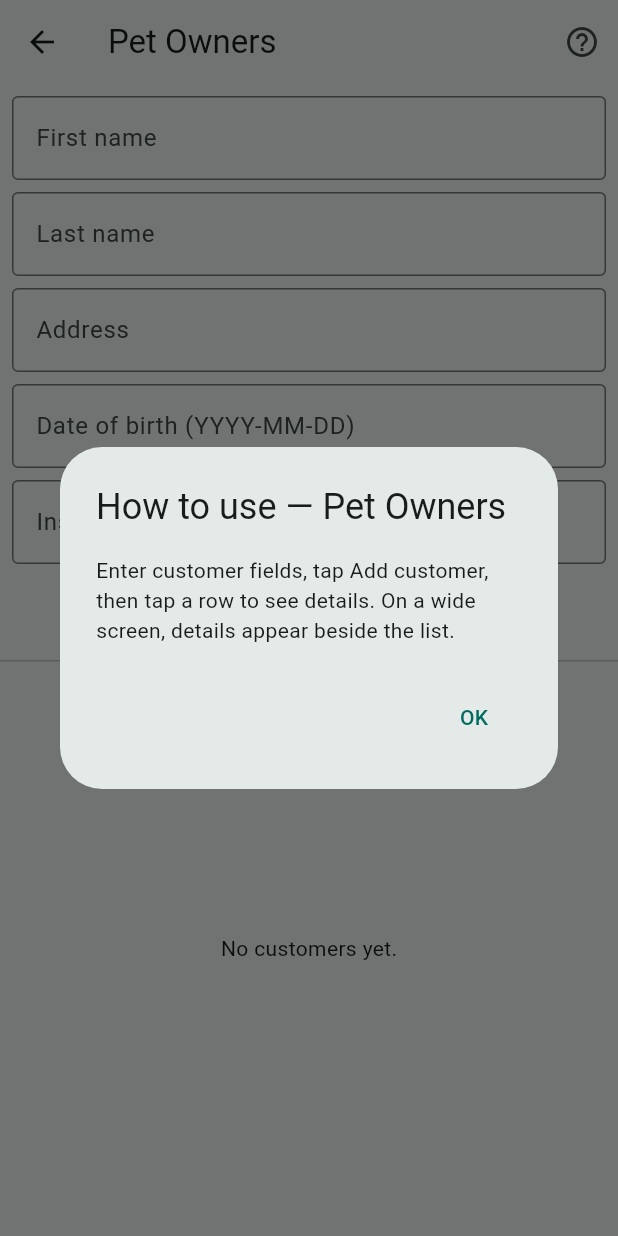
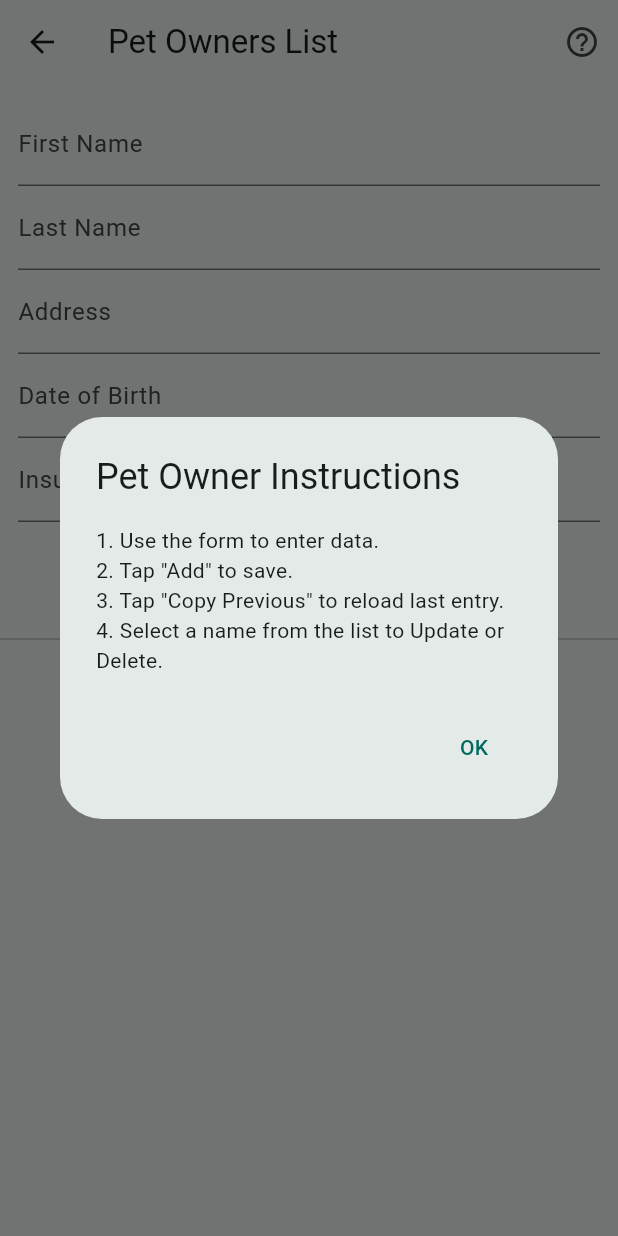
Before and after one commit to pedroperesteodoro/CST2335_Final_GroupProject, a Flutter app: the PetOwnerScreen screen opened directly, after a tap on the "help outline" icon, on a phone screen of 412 x 824 dp. Run offline on Flutter 3.47's test engine with Material 3 defaults, Android fonts, the phone set to English and light mode, and no system bars; our stand-ins replace floor, flutter_secure_storage, sqflite; accounts and stored records are empty; generated files the repository leaves out were written again.

Commit message:
Implemented CRUD operation and Encrypted storage

```diff
--- a/lib/screens/pet_owner_screen.dart
+++ b/lib/screens/pet_owner_screen.dart
@@ -1,12 +1,9 @@
 import 'package:flutter/material.dart';
-
+import 'package:flutter_secure_storage/flutter_secure_storage.dart';
 import '../data/database_holder.dart';
 import '../data/entities/pet_owner.dart';
 import '../widgets/reactive_layout.dart';
 
-/// **Pet Owners** module — base scaffold: form + [ListView], SQLite via Floor, responsive details.
-///
-/// Teammate extends this with EncryptedSharedPreferences, full validation, ActionBar help, i18n, etc.
 class PetOwnerScreen extends StatefulWidget {
   const PetOwnerScreen({super.key});
 
@@ -15,11 +12,11 @@ class PetOwnerScreen extends StatefulWidget {
 }
 
 class _PetOwnerScreenState extends State<PetOwnerScreen> {
-  /// Rows shown in the list (loaded from SQLite on open and after writes).
   List<PetOwner> _rows = [];
+  PetOwner? _selected;
 
-  /// When non-null on narrow screens, the UI shows the detail pane instead of the list.
-  PetOwner? _selected;
+  // Requirement #6: Use EncryptedSharedPreferences (Secure Storage in Flutter)
+  final _storage = const FlutterSecureStorage();
 
   final _first = TextEditingController();
   final _last = TextEditingController();
@@ -42,8 +39,8 @@ class _PetOwnerScreenState extends State<PetOwnerScreen> {
     _insurance.dispose();
     super.dispose();
   }
-///Vaibhav Tanwar
-  /// SQLite.txt: load list when the screen starts (async → `setState` when data returns).
+
+  /// Reloads list from SQLite and updates the UI.
   Future<void> _reloadFromDb() async {
     final dao = DatabaseHolder.instance.petOwnerDao;
     final list = await dao.findAll();
@@ -51,109 +48,139 @@ class _PetOwnerScreenState extends State<PetOwnerScreen> {
     setState(() => _rows = list);
   }
 
-  /// Minimal validation: assignment requires all except insurance before submit.
+  /// Requirement #6: Save typed data securely to copy later.
+  Future<void> _saveToEncryptedStorage() async {
+    await _storage.write(key: 'last_first', value: _first.text);
+    await _storage.write(key: 'last_last', value: _last.text);
+    await _storage.write(key: 'last_address', value: _address.text);
+    await _storage.write(key: 'last_dob', value: _dob.text);
+  }
+
+  /// Requirement #6: Load data from previous entry.
+  Future<void> _loadFromEncryptedStorage() async {
+    _first.text = await _storage.read(key: 'last_first') ?? "";
+    _last.text = await _storage.read(key: 'last_last') ?? "";
+    _address.text = await _storage.read(key: 'last_address') ?? "";
+    _dob.text = await _storage.read(key: 'last_dob') ?? "";
+
+    ScaffoldMessenger.of(context).showSnackBar(
+      const SnackBar(content: Text('Fields copied from previous customer.')),
+    );
+  }
+
+  /// Add Logic with Requirement #5 (AlertDialog & Snackbar)
   Future<void> _onAddPressed() async {
-    final first = _first.text.trim();
-    final last = _last.text.trim();
-    final address = _address.text.trim();
-    final dob = _dob.text.trim();
-    final ins = _insurance.text.trim();
-
-    if (first.isEmpty || last.isEmpty || address.isEmpty || dob.isEmpty) {
-      ScaffoldMessenger.of(context).showSnackBar(
-        const SnackBar(content: Text('Fill first name, last name, address, and DOB.')),
-      );
+    if (_first.text.isEmpty || _last.text.isEmpty || _address.text.isEmpty || _dob.text.isEmpty) {
+      // Requirement #5: Show AlertDialog for notification
+      _showSimpleDialog('Missing Data', 'Please fill all fields except Insurance.');
       return;
     }
 
     final row = PetOwner(
-      firstName: first,
-      lastName: last,
-      address: address,
-      dateOfBirth: dob,
-      insuranceNumber: ins.isEmpty ? null : ins,
+      firstName: _first.text,
+      lastName: _last.text,
+      address: _address.text,
+      dateOfBirth: _dob.text,
+      insuranceNumber: _insurance.text.isEmpty ? null : _insurance.text,
     );
 
     await DatabaseHolder.instance.petOwnerDao.insertPetOwner(row);
-    _first.clear();
-    _last.clear();
-    _address.clear();
-    _dob.clear();
-    _insurance.clear();
+    await _saveToEncryptedStorage(); // Save for future copying
+
+    _clearFields();
     await _reloadFromDb();
 
-    if (!mounted) return;
+    // Requirement #5: Show Snackbar
     ScaffoldMessenger.of(context).showSnackBar(
-      const SnackBar(content: Text('Pet owner saved to the database.')),
+      const SnackBar(content: Text('Customer successfully added!')),
     );
   }
 
-  /// Shows the course-required help text in a modal dialog (ActionBar item below).
-  void _showHelpDialog() {
-    showDialog<void>(
+  /// Logic to update an existing customer.
+  Future<void> _onUpdatePressed() async {
+    if (_selected == null) return;
+
+    final updated = PetOwner(
+      id: _selected!.id, // Keep the same ID to overwrite the row
+      firstName: _first.text,
+      lastName: _last.text,
+      address: _address.text,
+      dateOfBirth: _dob.text,
+      insuranceNumber: _insurance.text,
+    );
+
+    await DatabaseHolder.instance.petOwnerDao.updatePetOwner(updated);
+    await _reloadFromDb();
+    setState(() => _selected = updated);
+    ScaffoldMessenger.of(context).showSnackBar(
+      const SnackBar(content: Text('Customer information updated.')),
+    );
+  }
+
+  void _clearFields() {
+    _first.clear(); _last.clear(); _address.clear(); _dob.clear(); _insurance.clear();
+  }
+
+  void _showSimpleDialog(String title, String message) {
+    showDialog(
       context: context,
       builder: (c) => AlertDialog(
-        title: const Text('How to use — Pet Owners'),
-        content: const Text(
-          'Enter customer fields, tap Add customer, then tap a row to see details. '
-          'On a wide screen, details appear beside the list.',
+        title: Text(title),
+        content: Text(message),
+        actions: [TextButton(onPressed: () => Navigator.pop(c), child: const Text('OK'))],
       ),
-        actions: [
-          TextButton(onPressed: () => Navigator.pop(c), child: const Text('OK')),
-        ],
-      ),
+    );
+  }
+
+  /// Requirement #7: Help instructions in an AlertDialog.
+  void _showHelpDialog() {
+    _showSimpleDialog(
+      'Pet Owner Instructions',
+      '1. Use the form to enter data.\n2. Tap "Add" to save.\n3. Tap "Copy Previous" to reload last entry.\n4. Select a name from the list to Update or Delete.',
     );
   }
 
   Widget _buildListPane() {
     return Column(
-      crossAxisAlignment: CrossAxisAlignment.stretch,
       children: [
         Padding(
-          padding: const EdgeInsets.all(8),
+          padding: const EdgeInsets.all(12),
           child: Column(
             children: [
-              TextField(
-                controller: _first,
-                decoration: const InputDecoration(labelText: 'First name', border: OutlineInputBorder()),
+              TextField(controller: _first, decoration: const InputDecoration(labelText: 'First Name')),
+              TextField(controller: _last, decoration: const InputDecoration(labelText: 'Last Name')),
+              TextField(controller: _address, decoration: const InputDecoration(labelText: 'Address')),
+              TextField(controller: _dob, decoration: const InputDecoration(labelText: 'Date of Birth')),
+              TextField(controller: _insurance, decoration: const InputDecoration(labelText: 'Insurance #')),
+              const SizedBox(height: 10),
+              Row(
+                mainAxisAlignment: MainAxisAlignment.spaceEvenly,
+                children: [
+                  ElevatedButton(onPressed: _onAddPressed, child: const Text('Add')),
+                  OutlinedButton(onPressed: _loadFromEncryptedStorage, child: const Text('Copy Previous')),
+                ],
               ),
-              const SizedBox(height: 8),
-              TextField(
-                controller: _last,
-                decoration: const InputDecoration(labelText: 'Last name', border: OutlineInputBorder()),
-              ),
-              const SizedBox(height: 8),
-              TextField(
-                controller: _address,
-                decoration: const InputDecoration(labelText: 'Address', border: OutlineInputBorder()),
-              ),
-              const SizedBox(height: 8),
-              TextField(
-                controller: _dob,
-                decoration: const InputDecoration(labelText: 'Date of birth (YYYY-MM-DD)', border: OutlineInputBorder()),
-              ),
-              const SizedBox(height: 8),
-              TextField(
-                controller: _insurance,
-                decoration: const InputDecoration(labelText: 'Insurance # (optional)', border: OutlineInputBorder()),
-              ),
-              const SizedBox(height: 8),
-              FilledButton(onPressed: _onAddPressed, child: const Text('Add customer')),
             ],
           ),
         ),
-        const Divider(height: 1),
+        const Divider(),
         Expanded(
-          child: _rows.isEmpty
-              ? const Center(child: Text('No customers yet.'))
-              : ListView.builder(
+          child: ListView.builder(
             itemCount: _rows.length,
             itemBuilder: (context, i) {
               final r = _rows[i];
               return ListTile(
                 title: Text('${r.lastName}, ${r.firstName}'),
                 subtitle: Text(r.address),
-                      onTap: () => setState(() => _selected = r),
+                onTap: () {
+                  setState(() => _selected = r);
+                  // Populate fields for editing
+                  _first.text = r.firstName;
+                  _last.text = r.lastName;
+                  _address.text = r.address;
+                  _dob.text = r.dateOfBirth;
+                  _insurance.text = r.insuranceNumber ?? "";
+                },
               );
             },
           ),
@@ -163,51 +190,26 @@ class _PetOwnerScreenState extends State<PetOwnerScreen> {
   }
 
   Widget _buildDetailPane() {
-    final r = _selected;
-    if (r == null) {
-      return const Center(child: Text('Select a customer from the list.'));
-    }
+    if (_selected == null) return const Center(child: Text('Select a customer to view details.'));
     return Padding(
-      padding: const EdgeInsets.all(16),
+      padding: const EdgeInsets.all(20),
       child: Column(
-        crossAxisAlignment: CrossAxisAlignment.start,
         children: [
-          Text('Details', style: Theme.of(context).textTheme.titleLarge),
-          const SizedBox(height: 8),
-          Text('Name: ${r.firstName} ${r.lastName}'),
-          Text('Address: ${r.address}'),
-          Text('DOB: ${r.dateOfBirth}'),
-          Text('Insurance: ${r.insuranceNumber ?? '—'}'),
+          const Text('Customer Details', style: TextStyle(fontSize: 22, fontWeight: FontWeight.bold)),
           const Spacer(),
           Row(
+            mainAxisAlignment: MainAxisAlignment.spaceEvenly,
             children: [
-              FilledButton.tonal(
-                onPressed: () {
-                  showDialog<void>(
-                    context: context,
-                    builder: (ctx) => AlertDialog(
-                      title: const Text('Delete customer?'),
-                      content: const Text('This removes the row from SQLite.'),
-                      actions: [
-                        TextButton(onPressed: () => Navigator.pop(ctx), child: const Text('Cancel')),
-                        TextButton(
+              ElevatedButton(onPressed: _onUpdatePressed, child: const Text('Update')),
+              ElevatedButton(
+                style: ElevatedButton.styleFrom(backgroundColor: Colors.red[100]),
                 onPressed: () async {
-                            Navigator.pop(ctx);
-                            await DatabaseHolder.instance.petOwnerDao.deletePetOwner(r);
+                  await DatabaseHolder.instance.petOwnerDao.deletePetOwner(_selected!);
                   setState(() => _selected = null);
-                            await _reloadFromDb();
-                            if (!mounted) return;
-                            ScaffoldMessenger.of(context).showSnackBar(
-                              const SnackBar(content: Text('Customer removed.')),
-                            );
+                  _reloadFromDb();
+                  ScaffoldMessenger.of(context).showSnackBar(const SnackBar(content: Text('Removed.')));
                 },
-                          child: const Text('Delete'),
-                        ),
-                      ],
-                    ),
-                  );
-                },
-                child: const Text('Delete'),
+                child: const Text('Delete', style: TextStyle(color: Colors.red)),
               ),
             ],
           ),
@@ -219,41 +221,14 @@ class _PetOwnerScreenState extends State<PetOwnerScreen> {
   @override
   Widget build(BuildContext context) {
     final wide = shouldShowMasterDetailSideBySide(context);
-
     return Scaffold(
       appBar: AppBar(
-        title: const Text('Pet Owners'),
-        actions: [
-          IconButton(
-            icon: const Icon(Icons.help_outline),
-            onPressed: _showHelpDialog,
-            tooltip: 'Help',
-          ),
-        ],
+        title: const Text('Pet Owners List'),
+        actions: [IconButton(icon: const Icon(Icons.help_outline), onPressed: _showHelpDialog)],
       ),
       body: wide
-          ? Row(
-              children: [
-                Expanded(flex: 5, child: _buildListPane()),
-                const VerticalDivider(width: 1),
-                Expanded(flex: 5, child: _buildDetailPane()),
-              ],
-            )
-          : _selected == null
-              ? _buildListPane()
-              : Column(
-                  children: [
-                    Align(
-                      alignment: Alignment.centerLeft,
-                      child: TextButton.icon(
-                        onPressed: () => setState(() => _selected = null),
-                        icon: const Icon(Icons.arrow_back),
-                        label: const Text('Back to list'),
-                      ),
-                    ),
-                    Expanded(child: _buildDetailPane()),
-                  ],
-                ),
+          ? Row(children: [Expanded(child: _buildListPane()), const VerticalDivider(), Expanded(child: _buildDetailPane())])
+          : (_selected == null ? _buildListPane() : _buildDetailPane()),
     );
   }
 }
--- a/pubspec.yaml
+++ b/pubspec.yaml
@@ -14,6 +14,7 @@ dependencies:
   # Floor = SQLite abstraction (see course SQLite.txt / https://pinchbv.github.io/floor/)
   floor: ^1.5.0
   sqflite: ^2.4.2
+  flutter_secure_storage: ^9.0.0
 
 dev_dependencies:
   flutter_test:
```
Lines whose indentation alone changed are shown as unchanged.
